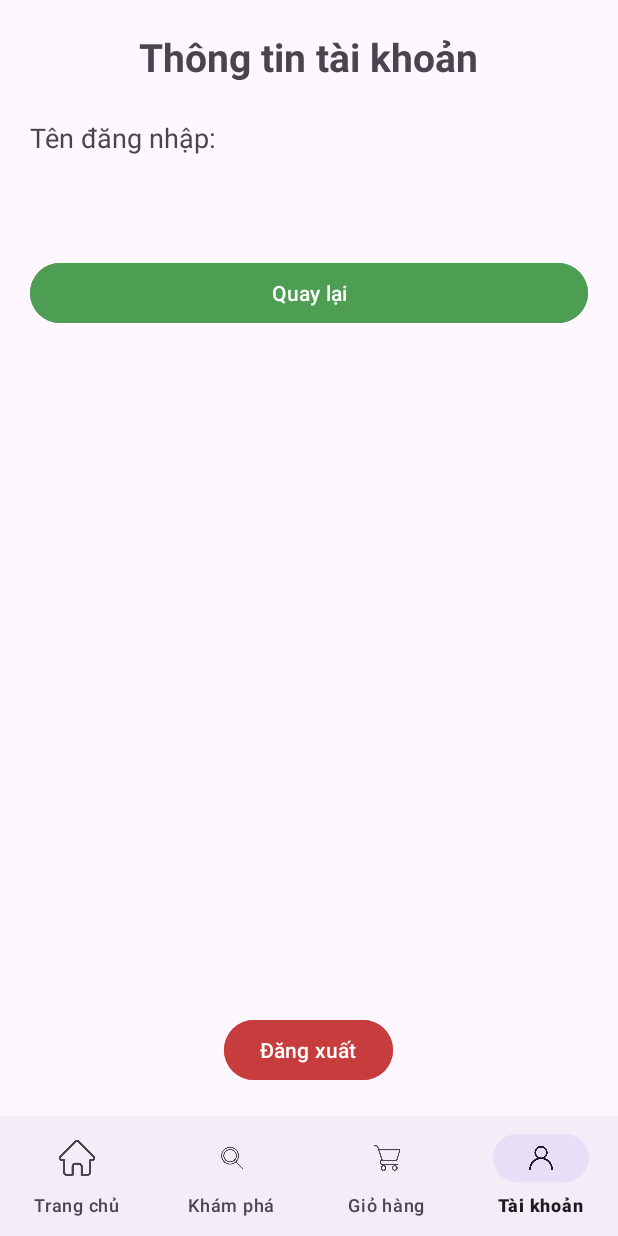
After one commit to thanhnccyber-tech/MobilePro, an Android app: the ProfileActivity screen opened directly, with no data from a screen before it, on a phone screen of 412 x 824 dp. The commit adds this screen. Run offline under Robolectric (Android 15) with nearby library versions, the phone set to English and light mode, and no system bars.

Commit message:
Dùng SQLite, thêm trang cart, profile

```diff
--- a/app/src/main/AndroidManifest.xml
+++ b/app/src/main/AndroidManifest.xml
@@ -23,6 +23,10 @@
         <activity android:name=".ProductListActivity" />
 
         <activity android:name=".ProductDetailActivity" />
+
+        <activity android:name=".ProfileActivity" />
+
+        <activity android:name=".CartActivity" />
     </application>
 
 </manifest>
--- a/app/src/main/java/com/example/mobilepro/LoginActivity.java
+++ b/app/src/main/java/com/example/mobilepro/LoginActivity.java
@@ -1,6 +1,7 @@
 package com.example.mobilepro;
 
 import android.content.Intent;
+import android.content.SharedPreferences;
 import android.os.Bundle;
 import android.widget.Button;
 import android.widget.EditText;
@@ -30,6 +31,10 @@ public class LoginActivity extends AppCompatActivity {
         });
 
         btnLogin.setOnClickListener(v -> {
+            String username = edtUsername.getText().toString();
+            SharedPreferences prefs = getSharedPreferences("user_prefs", MODE_PRIVATE);
+            prefs.edit().putString("username", username).apply();
+
             Intent intent = new Intent(LoginActivity.this, ProductListActivity.class);
             startActivity(intent);
         });
--- /dev/null
+++ b/app/src/main/java/com/example/mobilepro/ProfileActivity.java
@@ -0,0 +1,62 @@
+package com.example.mobilepro;
+
+import android.content.Intent;
+import android.content.SharedPreferences;
+import android.os.Bundle;
+import android.widget.Button;
+import android.widget.TextView;
+import android.widget.Toast;
+
+import androidx.appcompat.app.AppCompatActivity;
+
+import com.google.android.material.bottomnavigation.BottomNavigationView;
+
+public class ProfileActivity extends AppCompatActivity {
+
+    @Override
+    protected void onCreate(Bundle savedInstanceState) {
+        super.onCreate(savedInstanceState);
+        setContentView(R.layout.activity_profile);
+
+        TextView tvUsername = findViewById(R.id.tvProfileUsername);
+        Button btnLogout = findViewById(R.id.btnLogout);
+        Button btnBack = findViewById(R.id.btnProfileBack);
+        BottomNavigationView bottomNav = findViewById(R.id.bottomNav);
+
+        SharedPreferences prefs = getSharedPreferences("user_prefs", MODE_PRIVATE);
+        String username = prefs.getString("username", "");
+        tvUsername.setText(username);
+
+        btnBack.setOnClickListener(v -> {
+            Intent intent = new Intent(ProfileActivity.this, ProductListActivity.class);
+            startActivity(intent);
+            finish();
+        });
+
+        btnLogout.setOnClickListener(v -> {
+            prefs.edit().remove("username").apply();
+            Intent intent = new Intent(ProfileActivity.this, LoginActivity.class);
+            intent.setFlags(Intent.FLAG_ACTIVITY_NEW_TASK | Intent.FLAG_ACTIVITY_CLEAR_TASK);
+            startActivity(intent);
+        });
+
+        bottomNav.setSelectedItemId(R.id.nav_bottom_account);
+        bottomNav.setOnItemSelectedListener(item -> {
+            int id = item.getItemId();
+
+            if (id == R.id.nav_bottom_account) {
+                return true;
+            } else if (id == R.id.nav_bottom_explore) {
+                startActivity(new Intent(ProfileActivity.this, ProductListActivity.class));
+                finish();
+            } else if (id == R.id.nav_bottom_home) {
+                Toast.makeText(this, "Trang chủ (chưa gán chức năng)", Toast.LENGTH_SHORT).show();
+            } else if (id == R.id.nav_bottom_cart) {
+                startActivity(new Intent(ProfileActivity.this, CartActivity.class));
+                finish();
+            }
+
+            return false;
+        });
+    }
+}
--- a/app/src/main/res/layout/activity_product_list.xml
+++ b/app/src/main/res/layout/activity_product_list.xml
@@ -9,8 +9,7 @@
     <LinearLayout
         android:layout_width="match_parent"
         android:layout_height="match_parent"
-        android:orientation="vertical"
-        android:padding="16dp">
+        android:orientation="vertical">
 
         <LinearLayout
             android:layout_width="match_parent"
--- /dev/null
+++ b/app/src/main/res/layout/activity_profile.xml
@@ -0,0 +1,69 @@
+<?xml version="1.0" encoding="utf-8"?>
+<LinearLayout xmlns:android="http://schemas.android.com/apk/res/android"
+    xmlns:app="http://schemas.android.com/apk/res-auto"
+    android:layout_width="match_parent"
+    android:layout_height="match_parent"
+    android:orientation="vertical">
+
+    <LinearLayout
+        android:layout_width="match_parent"
+        android:layout_height="0dp"
+        android:layout_weight="1"
+        android:gravity="top"
+        android:orientation="vertical"
+        android:padding="20dp">
+
+        <TextView
+            android:layout_width="wrap_content"
+            android:layout_height="wrap_content"
+            android:layout_gravity="center_horizontal"
+            android:layout_marginBottom="24dp"
+            android:text="Thông tin tài khoản"
+            android:textSize="26sp"
+            android:textStyle="bold" />
+
+        <TextView
+            android:layout_width="match_parent"
+            android:layout_height="wrap_content"
+            android:layout_marginBottom="8dp"
+            android:text="Tên đăng nhập:"
+            android:textSize="18sp" />
+
+        <TextView
+            android:id="@+id/tvProfileUsername"
+            android:layout_width="match_parent"
+            android:layout_height="wrap_content"
+            android:layout_marginBottom="32dp"
+            android:textSize="20sp"
+            android:textStyle="bold" />
+
+        <Button
+            android:id="@+id/btnProfileBack"
+            android:layout_width="match_parent"
+            android:layout_height="wrap_content"
+            android:backgroundTint="#4D9D53"
+            android:text="Quay lại" />
+
+        <View
+            android:layout_width="match_parent"
+            android:layout_height="0dp"
+            android:layout_weight="1" />
+
+        <Button
+            android:id="@+id/btnLogout"
+            android:layout_width="wrap_content"
+            android:layout_height="wrap_content"
+            android:layout_gravity="center_horizontal"
+            android:backgroundTint="#C73C3C"
+            android:text="Đăng xuất" />
+
+    </LinearLayout>
+
+    <com.google.android.material.bottomnavigation.BottomNavigationView
+        android:id="@+id/bottomNav"
+        android:layout_width="match_parent"
+        android:layout_height="wrap_content"
+        app:labelVisibilityMode="labeled"
+        app:menu="@menu/bottom_nav_menu" />
+
+</LinearLayout>
```
Also changed, not shown: app/src/main/java/com/example/mobilepro/CartActivity.java (added, +110 -0 lines), app/src/main/java/com/example/mobilepro/DatabaseHelper.java (added, +159 -0 lines), app/src/main/java/com/example/mobilepro/ProductDetailActivity.java (+7 -0 lines), app/src/main/java/com/example/mobilepro/ProductListActivity.java (+11 -11 lines), app/src/main/res/layout/activity_cart.xml (added, +72 -0 lines), app/src/main/res/layout/activity_login.xml (+18 -2 lines), app/src/main/res/layout/activity_product_detail.xml (+21 -6 lines).
